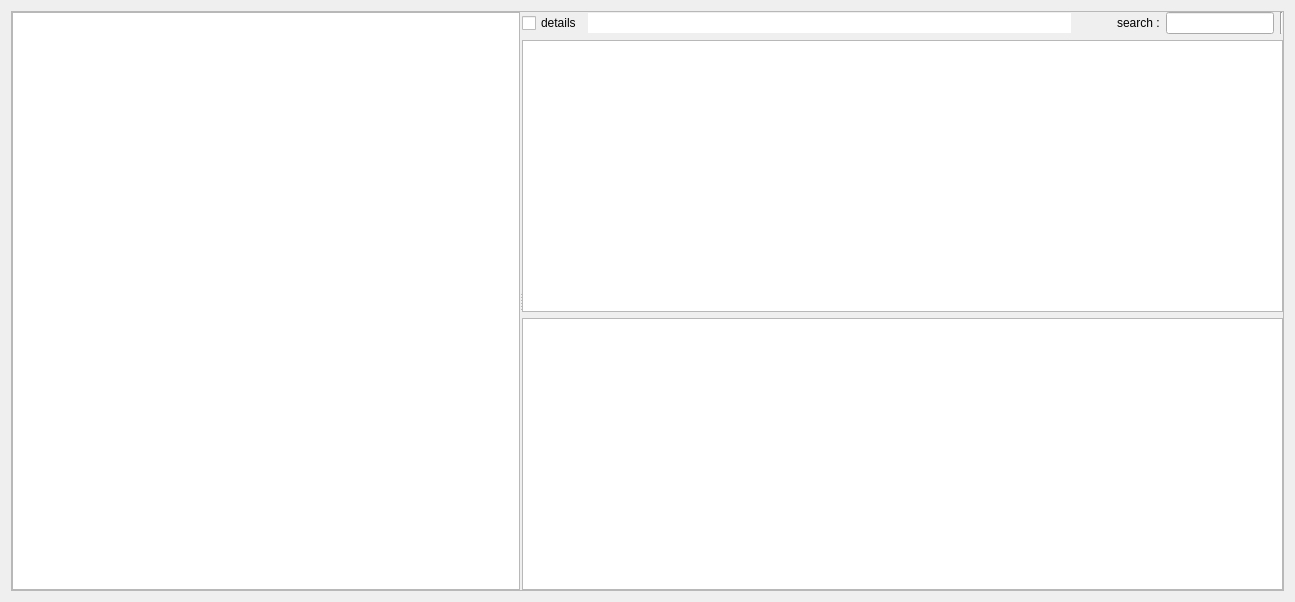
Above: rbhusUI/lib/qt5/folderManager/main.ui from aumanimationstudios/rbhus before the change. Below: the same form after it.
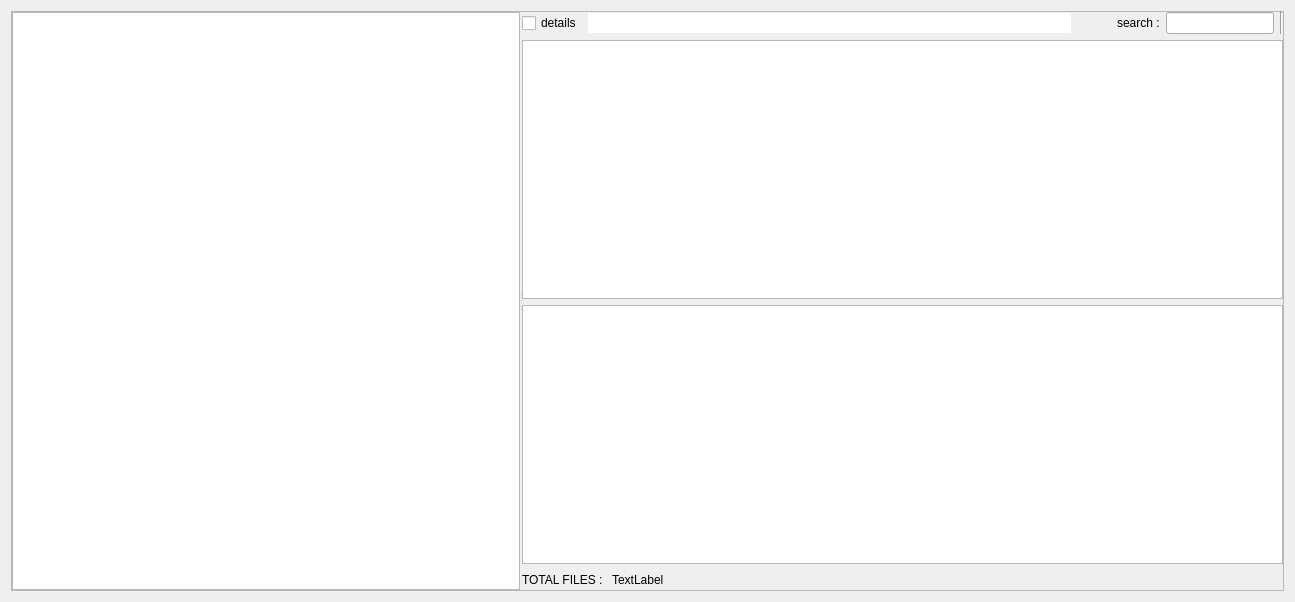
That is the form after the change.

What changed in the file:
```diff
--- a/rbhusUI/lib/qt5/folderManager/main.ui
+++ b/rbhusUI/lib/qt5/folderManager/main.ui
@@ -107,7 +107,7 @@
       </layout>
      </widget>
      <widget class="QWidget" name="verticalLayoutWidget">
-      <layout class="QVBoxLayout" name="verticalLayout" stretch="0,0,0,0">
+      <layout class="QVBoxLayout" name="verticalLayout" stretch="0,0,0,0,0">
        <item>
         <layout class="QHBoxLayout" name="horizontalLayout_2">
          <item>
@@ -276,6 +276,37 @@
          </attribute>
         </widget>
        </item>
+       <item>
+        <layout class="QHBoxLayout" name="horizontalLayout_3">
+         <item>
+          <widget class="QLabel" name="label_2">
+           <property name="text">
+            <string>TOTAL FILES : </string>
+           </property>
+          </widget>
+         </item>
+         <item>
+          <widget class="QLabel" name="labelTotal">
+           <property name="text">
+            <string>TextLabel</string>
+           </property>
+          </widget>
+         </item>
+         <item>
+          <spacer name="horizontalSpacer_2">
+           <property name="orientation">
+            <enum>Qt::Horizontal</enum>
+           </property>
+           <property name="sizeHint" stdset="0">
+            <size>
+             <width>40</width>
+             <height>20</height>
+            </size>
+           </property>
+          </spacer>
+         </item>
+        </layout>
+       </item>
        <item>
         <layout class="QHBoxLayout" name="horizontalLayout"/>
        </item>
```
Left out of the diff: 5 changed lines with no effect on the pictures.
